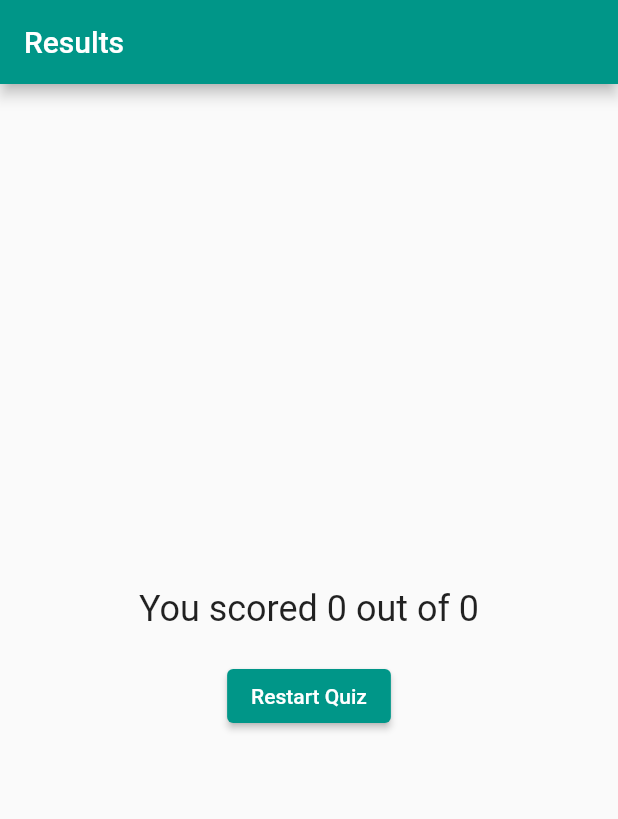
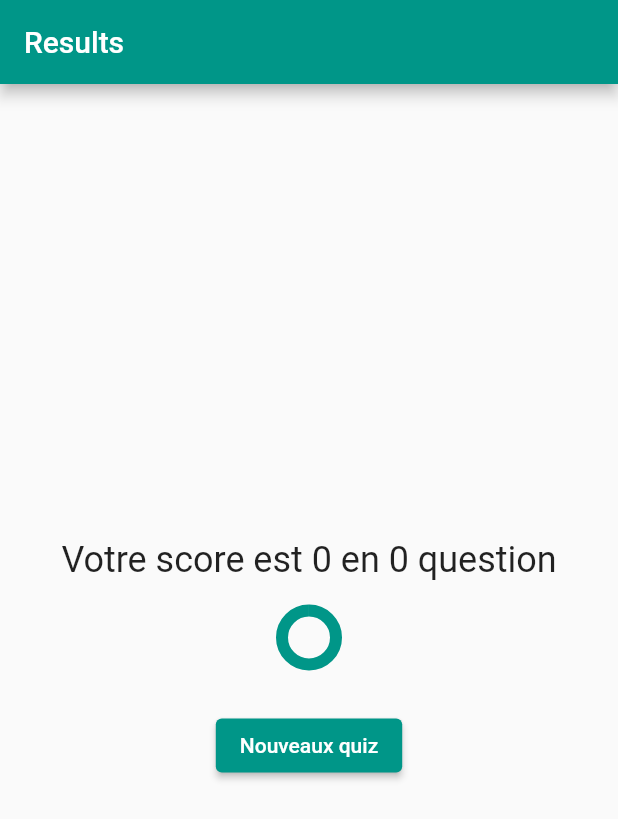
Before and after one commit to Dally07/nani-, a Flutter app: the ResultPage screen opened directly with empty values, on a phone screen of 412 x 824 dp. Shown: the top 819 px of the screen. Run offline on Flutter 3.47's test engine with Material 2 defaults, Android fonts, the phone set to English and light mode, and no system bars; our stand-ins replace confetti.

Commit message:
animation resultpage

```diff
--- a/lib/screens/home_page.dart
+++ b/lib/screens/home_page.dart
@@ -59,7 +59,7 @@ class HomePageState extends State<HomePage> with SingleTickerProviderStateMixin
                 mainAxisAlignment: MainAxisAlignment.center,
                 children: [
                   const Text(
-                    'Welcome to the earth Quiz!',
+                    'Binvenue dans NANI? Quiz!',
                     style: TextStyle(
                       fontSize: 32,
                       fontWeight: FontWeight.bold,
@@ -75,7 +75,7 @@ class HomePageState extends State<HomePage> with SingleTickerProviderStateMixin
                         borderRadius: BorderRadius.circular(10),
                       ),
                     ),
-                    child: const Text('Start Quiz'),
+                    child: const Text('Commencer'),
                     onPressed: () {
                       Navigator.push(
                         context,
--- a/lib/screens/result_page.dart
+++ b/lib/screens/result_page.dart
@@ -1,29 +1,61 @@
 import 'package:flutter/material.dart';
+import 'package:confetti/confetti.dart';
 
-class ResultPage extends StatelessWidget {
+class ResultPage extends StatefulWidget {
   final int score;
   final int total;
 
-  const ResultPage({Key? key, required this.score, required this.total}) : super(key: key);
+  const ResultPage({Key? key, required this.score, required this.total, required void Function() onRestart}) : super(key: key);
+
+  @override
+  ResultPageState createState() => ResultPageState();
+}
+
+class ResultPageState extends State<ResultPage> {
+  late ConfettiController _confettiController;
+
+  @override
+  void initState() {
+    super.initState();
+    _confettiController = ConfettiController(duration: const Duration(seconds: 10));
+    _confettiController.play();  // Démarre l'animation des confettis à l'initialisation
+  }
+
+  @override
+  void dispose() {
+    _confettiController.dispose();  // Nettoyage du contrôleur de confettis
+    super.dispose();
+  }
 
   @override
   Widget build(BuildContext context) {
+    double percentage = widget.score / widget.total;
+
     return Scaffold(
       appBar: AppBar(
         title: const Text('Results'),
         backgroundColor: Colors.teal,
       ),
-      body: Center(
+      body: Stack(
+        children: [
+          Center(
             child: Column(
               mainAxisAlignment: MainAxisAlignment.center,
               children: [
                 Text(
-              'You scored $score out of $total',
+                  'Votre score est ${widget.score} en ${widget.total} question',
                   style: const TextStyle(fontSize: 24),
                 ),
                 const SizedBox(height: 20),
+                CircularProgressIndicator(
+                  value: percentage,
+                  strokeWidth: 8,
+                  backgroundColor: Colors.grey[200],
+                  valueColor: const AlwaysStoppedAnimation<Color>(Colors.teal),
+                ),
+                const SizedBox(height: 30),
                 ElevatedButton(
-              child: const Text('Restart Quiz'),
+                  child: const Text('Nouveaux quiz'),
                   onPressed: () {
                     Navigator.pop(context);
                   },
@@ -31,6 +63,17 @@ class ResultPage extends StatelessWidget {
               ],
             ),
           ),
+          Align(
+            alignment: Alignment.topCenter,
+            child: ConfettiWidget(
+              confettiController: _confettiController,
+              blastDirectionality: BlastDirectionality.explosive,
+              shouldLoop: false,
+              colors: const [Colors.green, Colors.blue, Colors.pink, Colors.orange, Colors.purple],
+            ),
+          ),
+        ],
+      ),
     );
   }
 }
--- a/pubspec.yaml
+++ b/pubspec.yaml
@@ -30,6 +30,8 @@ environment:
 dependencies:
   flutter:
     sdk: flutter
+  lottie: ^1.2.2
+  confetti: ^0.6.0
 
 
   # The following adds the Cupertino Icons font to your application.
@@ -52,6 +54,8 @@ dev_dependencies:
 
 # The following section is specific to Flutter packages.
 flutter:
+  assets:
+    - assets/confetti.json
 
   # The following line ensures that the Material Icons font is
   # included with your application, so that you can use the icons in
```
Also changed, not shown: assets/confetti.json (added, +73 -0 lines), lib/screens/quiz_page.dart (+14 -9 lines), pubspec.lock. Lines whose indentation alone changed are shown as unchanged.
